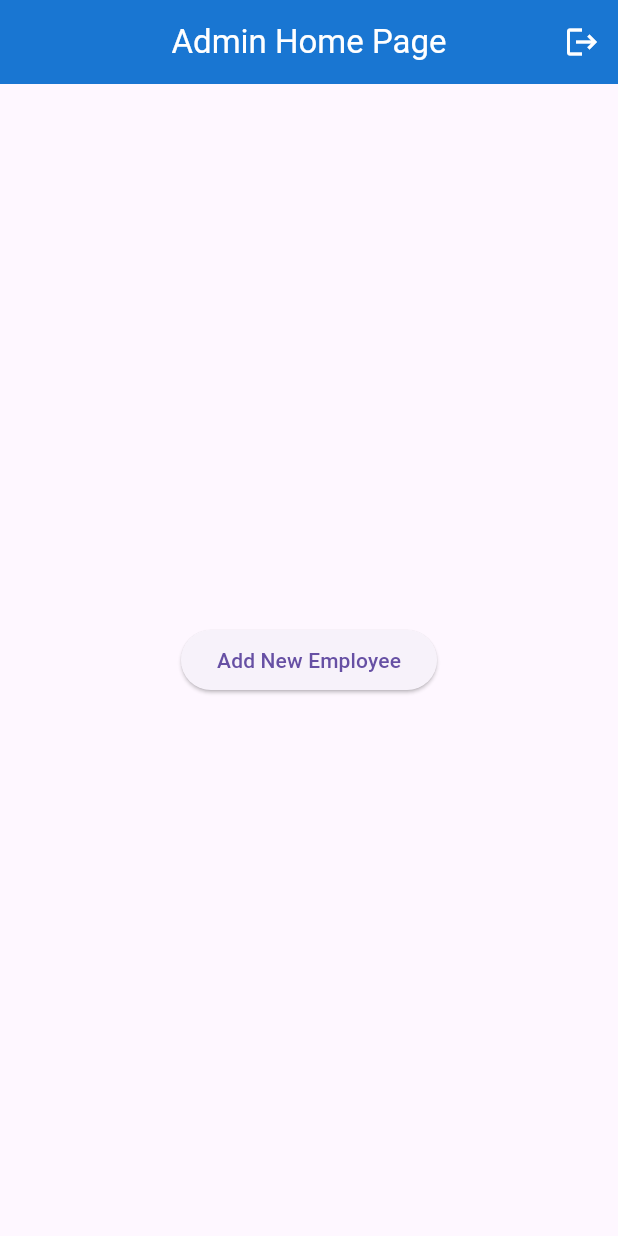
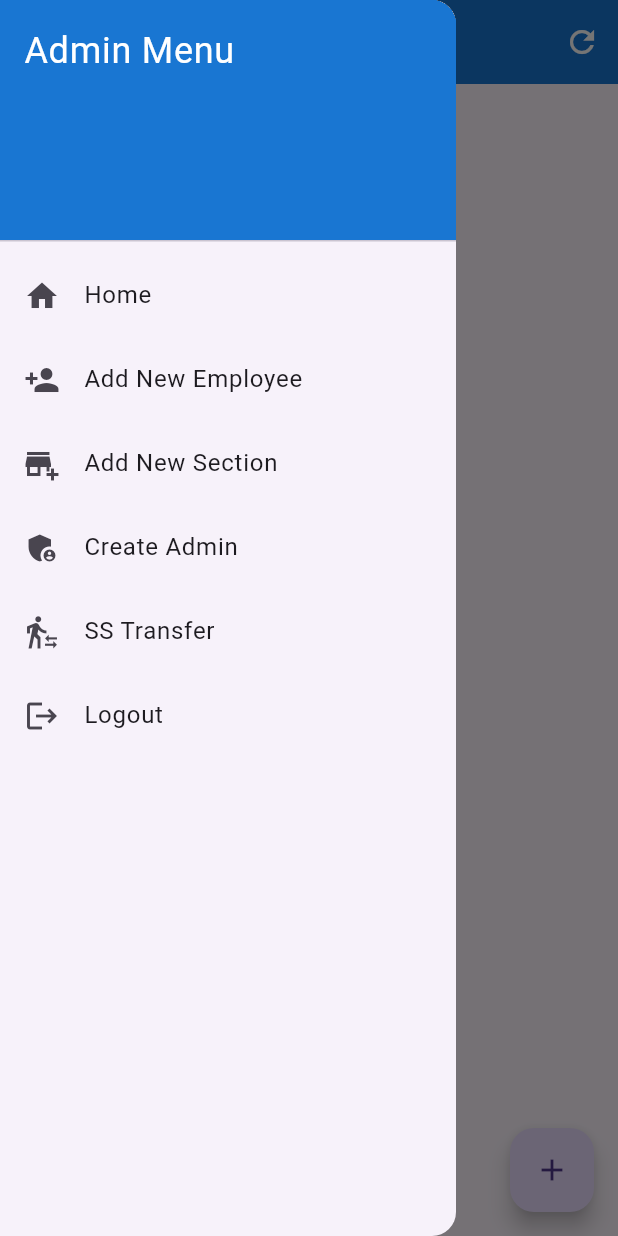
Before and after one commit to amanmhafees/power_path, a Flutter app: the AdminHomePage screen opened directly, with the side drawer open (before the commit the screen has no drawer), on a phone screen of 412 x 824 dp. Run offline on Flutter 3.47's test engine with Material 3 defaults, Android fonts, the phone set to English and light mode, and no system bars; our stand-ins replace cloud_firestore, dropdown_search, firebase_auth, firebase_core, firebase_messaging, image_picker and 1 more; accounts and stored records are empty.

Commit message:
admin features

```diff
--- a/lib/admin_home.dart
+++ b/lib/admin_home.dart
@@ -1,11 +1,20 @@
 import 'package:flutter/material.dart';
+import 'package:cloud_firestore/cloud_firestore.dart';
 import 'package:shared_preferences/shared_preferences.dart';
 import 'add_employee.dart'; // Import the AddEmployeePage
 import 'login.dart'; // Import the LoginPage
+import 'section_details.dart'; // Import the SectionDetailsPage
+import 'admin_navbar.dart'; // Import the AdminNavbar
+import 'add_section.dart'; // Import the AddSectionPage
 
-class AdminHomePage extends StatelessWidget {
+class AdminHomePage extends StatefulWidget {
   const AdminHomePage({super.key});
 
+  @override
+  _AdminHomePageState createState() => _AdminHomePageState();
+}
+
+class _AdminHomePageState extends State<AdminHomePage> {
   Future<void> logout(BuildContext context) async {
     final prefs = await SharedPreferences.getInstance();
     await prefs.clear(); // Clear all session data
@@ -15,6 +24,19 @@ class AdminHomePage extends StatelessWidget {
       MaterialPageRoute(builder: (context) => const LoginPage()),
       (Route<dynamic> route) => false,
     );
+  }
+
+  Future<List<Map<String, dynamic>>> _fetchSections() async {
+    final QuerySnapshot result =
+        await FirebaseFirestore.instance.collection('sections').get();
+    final List<DocumentSnapshot> documents = result.docs;
+    return documents
+        .map((doc) => {'id': doc['id'], 'name': doc['section_name']})
+        .toList();
+  }
+
+  Future<void> _refreshSections() async {
+    setState(() {});
   }
 
   @override
@@ -27,21 +49,59 @@ class AdminHomePage extends StatelessWidget {
         foregroundColor: Colors.white,
         actions: [
           IconButton(
-            icon: const Icon(Icons.logout),
-            onPressed: () => logout(context),
+            icon: const Icon(Icons.refresh),
+            onPressed: _refreshSections,
           ),
         ],
       ),
-      body: Center(
-        child: ElevatedButton(
-          onPressed: () {
-            Navigator.push(
-              context,
-              MaterialPageRoute(builder: (context) => const AddEmployeePage()),
+      drawer: const AdminNavbar(), // Use the AdminNavbar
+      body: FutureBuilder<List<Map<String, dynamic>>>(
+        future: _fetchSections(),
+        builder: (context, snapshot) {
+          if (snapshot.connectionState == ConnectionState.waiting) {
+            return const Center(child: CircularProgressIndicator());
+          } else if (snapshot.hasError) {
+            return Center(child: Text('Error: ${snapshot.error}'));
+          } else if (!snapshot.hasData || snapshot.data!.isEmpty) {
+            return const Center(child: Text('No sections found.'));
+          } else {
+            final sections = snapshot.data!;
+            return ListView.builder(
+              itemCount: sections.length,
+              itemBuilder: (context, index) {
+                final section = sections[index];
+                return Card(
+                  margin: const EdgeInsets.symmetric(
+                      vertical: 8.0, horizontal: 16.0),
+                  child: ListTile(
+                    leading: CircleAvatar(
+                      child: Text(section['name'][0]),
+                    ),
+                    title: Text(section['name']),
+                    onTap: () {
+                      Navigator.push(
+                        context,
+                        MaterialPageRoute(
+                          builder: (context) =>
+                              SectionDetailsPage(sectionId: section['id']),
+                        ),
+                      );
+                    },
+                  ),
+                );
+              },
             );
-          },
-          child: const Text('Add New Employee'),
-        ),
+          }
+        },
+      ),
+      floatingActionButton: FloatingActionButton(
+        onPressed: () {
+          Navigator.push(
+            context,
+            MaterialPageRoute(builder: (context) => const AddSectionPage()),
+          );
+        },
+        child: const Icon(Icons.add),
       ),
     );
   }
--- /dev/null
+++ b/lib/admin_navbar.dart
@@ -0,0 +1,103 @@
+import 'package:flutter/material.dart';
+import 'add_employee.dart'; // Import the AddEmployeePage
+import 'add_section.dart'; // Import the AddSectionPage
+import 'create_admin.dart'; // Import the CreateAdminPage
+import 'ss_transfer.dart'; // Import the SSTransferPage
+import 'login.dart'; // Import the LoginPage
+import 'package:shared_preferences/shared_preferences.dart';
+
+class AdminNavbar extends StatelessWidget {
+  const AdminNavbar({super.key});
+
+  Future<void> logout(BuildContext context) async {
+    final prefs = await SharedPreferences.getInstance();
+    await prefs.clear(); // Clear all session data
+
+    Navigator.pushAndRemoveUntil(
+      context,
+      MaterialPageRoute(builder: (context) => const LoginPage()),
+      (Route<dynamic> route) => false,
+    );
+  }
+
+  @override
+  Widget build(BuildContext context) {
+    return Drawer(
+      child: ListView(
+        padding: EdgeInsets.zero,
+        children: <Widget>[
+          DrawerHeader(
+            decoration: BoxDecoration(
+              color: Colors.blue.shade700,
+            ),
+            child: const Text(
+              'Admin Menu',
+              style: TextStyle(
+                color: Colors.white,
+                fontSize: 24,
+              ),
+            ),
+          ),
+          ListTile(
+            leading: const Icon(Icons.home),
+            title: const Text('Home'),
+            onTap: () {
+              Navigator.pop(context);
+            },
+          ),
+          ListTile(
+            leading: const Icon(Icons.person_add),
+            title: const Text('Add New Employee'),
+            onTap: () {
+              Navigator.pop(context);
+              Navigator.push(
+                context,
+                MaterialPageRoute(
+                    builder: (context) => const AddEmployeePage()),
+              );
+            },
+          ),
+          ListTile(
+            leading: const Icon(Icons.add_business),
+            title: const Text('Add New Section'),
+            onTap: () {
+              Navigator.pop(context);
+              Navigator.push(
+                context,
+                MaterialPageRoute(builder: (context) => const AddSectionPage()),
+              );
+            },
+          ),
+          ListTile(
+            leading: const Icon(Icons.admin_panel_settings),
+            title: const Text('Create Admin'),
+            onTap: () {
+              Navigator.pop(context);
+              Navigator.push(
+                context,
+                MaterialPageRoute(
+                    builder: (context) => const CreateAdminPage()),
+              );
+            },
+          ),
+          ListTile(
+            leading: const Icon(Icons.transfer_within_a_station),
+            title: const Text('SS Transfer'),
+            onTap: () {
+              Navigator.pop(context);
+              Navigator.push(
+                context,
+                MaterialPageRoute(builder: (context) => const SSTransferPage()),
+              );
+            },
+          ),
+          ListTile(
+            leading: const Icon(Icons.logout),
+            title: const Text('Logout'),
+            onTap: () => logout(context),
+          ),
+        ],
+      ),
+    );
+  }
+}
```
Also changed, not shown: lib/add_section.dart (added, +132 -0 lines), lib/create_admin.dart (added, +132 -0 lines), lib/section_details.dart (added, +66 -0 lines), lib/ss_transfer.dart (added, +188 -0 lines).
